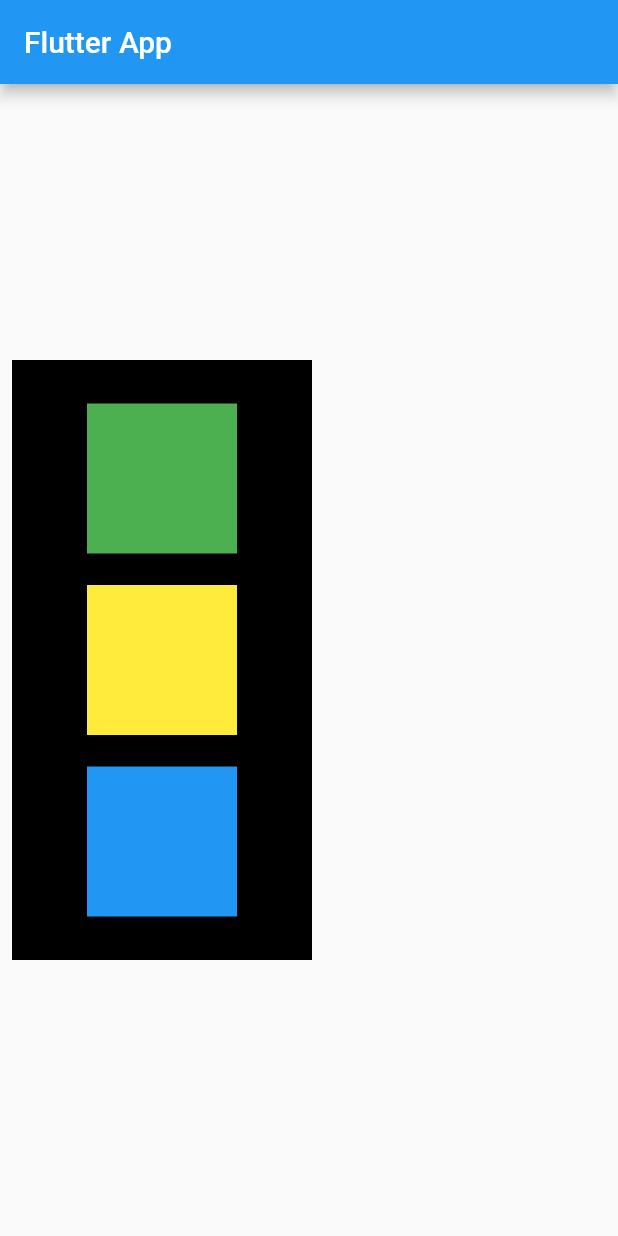
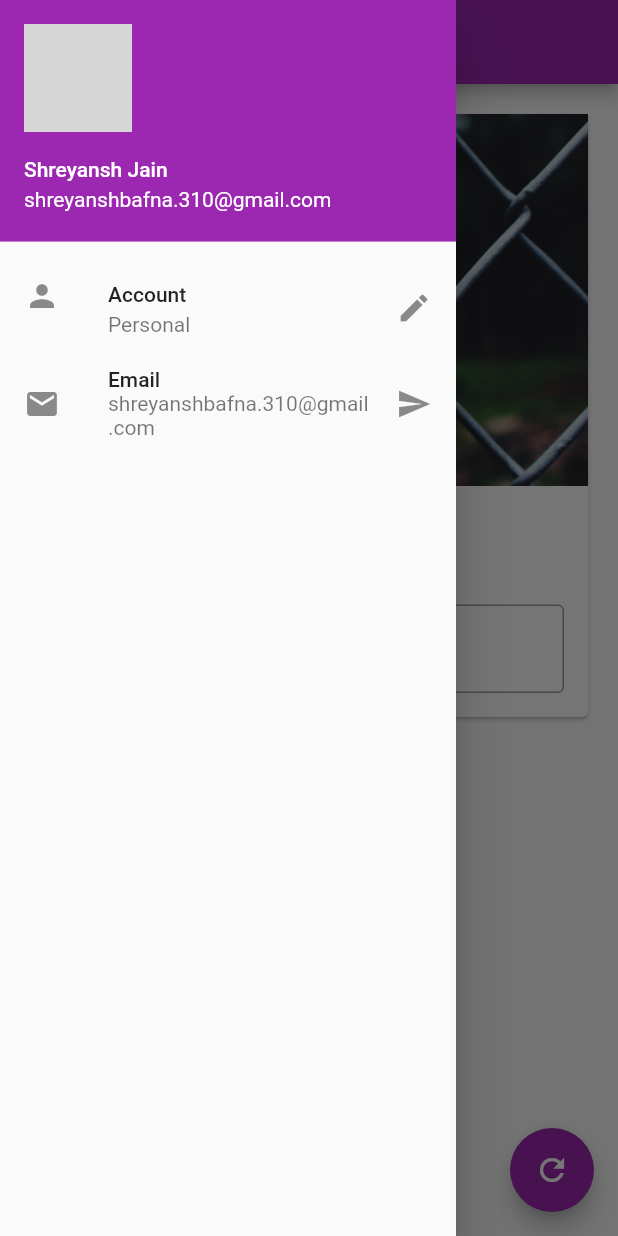
Before and after one commit to shreyansh-jain/awesomeapp, a Flutter app: the screen it shows after launch, with the side drawer open (before the commit the screen has no drawer), on a phone screen of 412 x 824 dp. Run offline on Flutter 3.47's test engine with Material 2 defaults, Android fonts, the phone set to English and light mode, and no system bars; network calls fail; grey boxes are pictures that could not be loaded.

Commit message:
chapter 3 completed 1

```diff
--- /dev/null
+++ b/lib/bg_image.dart
@@ -0,0 +1,8 @@
+import 'package:flutter/material.dart';
+
+class BgImage extends StatelessWidget {
+  @override
+  Widget build(BuildContext context) {
+    return Image.asset('assets/bg.jpg', fit: BoxFit.cover);
+  }
+}
--- /dev/null
+++ b/lib/change_name_card.dart
@@ -0,0 +1,34 @@
+import 'package:flutter/material.dart';
+import './bg_image.dart';
+
+class ChangeNameCard extends StatelessWidget {
+  const ChangeNameCard({
+    Key key,
+    @required this.myText,
+    @required TextEditingController nameController,
+  })  : _nameController = nameController,
+        super(key: key);
+
+  final String myText;
+  final TextEditingController _nameController;
+
+  @override
+  Widget build(BuildContext context) {
+    return Column(children: [
+      BgImage(),
+      SizedBox(height: 20),
+      Text(myText, style: TextStyle(fontSize: 20, fontWeight: FontWeight.bold)),
+      SizedBox(height: 20),
+      Padding(
+          padding: const EdgeInsets.all(16.0),
+          child: TextField(
+              controller: _nameController,
+              keyboardType: TextInputType.text,
+              obscureText: false,
+              decoration: InputDecoration(
+                  hintText: "Enter Something here",
+                  labelText: "Name",
+                  border: OutlineInputBorder())))
+    ]);
+  }
+}
--- /dev/null
+++ b/lib/drawer.dart
@@ -0,0 +1,41 @@
+import 'package:flutter/material.dart';
+
+
+class MyDrawer extends StatelessWidget {
+  @override
+  Widget build(BuildContext context) {
+    return Drawer(
+      child: ListView(
+        padding: EdgeInsets.zero,
+        children: [
+          // DrawerHeader(
+          //   child: Text(
+          //     'Hi, I am drawer.',
+          //     style: TextStyle(color: Colors.white),
+          //   ),
+          //   decoration: BoxDecoration(color: Colors.purple),
+          // ),
+          UserAccountsDrawerHeader(
+              accountName: Text('Shreyansh Jain'),
+              accountEmail: Text("shreyanshbafna.310@gmail.com"),
+              currentAccountPicture: CircleAvatar(
+                backgroundImage: NetworkImage(
+                    'https://images.unsplash.com/photo-1567784177951-6fa58317e16b?ixlib=rb-1.2.1&ixid=MXwxMjA3fDB8MHxwaG90by1wYWdlfHx8fGVufDB8fHw%3D&auto=format&fit=crop&w=334&q=80'),
+              )),
+          ListTile(
+            leading: Icon(Icons.person),
+            title: Text("Account"),
+            subtitle: Text("Personal"),
+            trailing: Icon(Icons.edit),
+          ),
+          ListTile(
+            leading: Icon(Icons.email),
+            title: Text("Email"),
+            subtitle: Text("shreyanshbafna.310@gmail.com"),
+            trailing: Icon(Icons.send),
+          )
+        ],
+      ),
+    );
+  }
+}
--- a/lib/main.dart
+++ b/lib/main.dart
@@ -1,56 +1,9 @@
 import 'package:flutter/material.dart';
+import 'package:awesomeapp/pages/homepage.dart';
 
 void main() {
-  runApp(MaterialApp(title: 'Awesome App', home: HomePage()));
+  runApp(MaterialApp(
+      title: 'Awesome App',
+      home: HomePage(),
+      theme: ThemeData(primarySwatch: Colors.purple)));
 }
-
-class HomePage extends StatelessWidget {
-  @override
-  Widget build(BuildContext context) {
-    return Scaffold(
-        appBar: AppBar(title: Text('Flutter App')),
-        body: Padding(
-          padding: const EdgeInsets.all(8.0),
-          child: Align(
-            alignment: Alignment.centerLeft,
-            child: Container(
-              width: 200,
-              color: Colors.black,
-              height: 400,
-              child: Padding(
-                padding: const EdgeInsets.all(8.0),
-                child: Column(
-                    mainAxisAlignment: MainAxisAlignment.spaceEvenly,
-                    crossAxisAlignment: CrossAxisAlignment.center,
-                    children: [
-                      // Container(
-                      //   padding: const EdgeInsets.all(8),
-                      //   width: 100,
-                      //   height: 100,
-                      //   color: Colors.red,
-                      // ),
-                      Container(
-                        padding: const EdgeInsets.all(8),
-                        width: 100,
-                        height: 100,
-                        color: Colors.green,
-                      ),
-                      Container(
-                        padding: const EdgeInsets.all(8),
-                        width: 100,
-                        height: 100,
-                        color: Colors.yellow,
-                      ),
-                      Container(
-                        padding: const EdgeInsets.all(8),
-                        width: 100,
-                        height: 100,
-                        color: Colors.blue,
-                      )
-                    ]),
-              ),
-            ),
-          ),
-        ));
-  }
-}
--- /dev/null
+++ b/lib/pages/homepage.dart
@@ -0,0 +1,43 @@
+import 'package:flutter/material.dart';
+import 'package:awesomeapp/change_name_card.dart';
+import 'package:awesomeapp/drawer.dart';
+
+class HomePage extends StatefulWidget {
+  @override
+  _HomePageState createState() => _HomePageState();
+}
+
+class _HomePageState extends State<HomePage> {
+  TextEditingController _nameController = TextEditingController();
+  var myText = "change me";
+
+  @override
+  void initState() {
+    // TODO: implement initState
+    super.initState();
+  }
+
+  @override
+  Widget build(BuildContext context) {
+    return Scaffold(
+      appBar: AppBar(title: Text('Flutter App')),
+      body: Padding(
+        padding: const EdgeInsets.all(16.0),
+        child: SingleChildScrollView(
+          child: Card(
+              child: ChangeNameCard(
+                  myText: myText, nameController: _nameController)),
+        ),
+      ),
+      drawer: MyDrawer(),
+      floatingActionButtonLocation: FloatingActionButtonLocation.endFloat,
+      floatingActionButton: FloatingActionButton(
+          onPressed: () {
+            myText = _nameController.text;
+            setState(() {});
+          },
+          child: Icon(Icons.refresh),
+          mini: false),
+    );
+  }
+}
--- a/pubspec.yaml
+++ b/pubspec.yaml
@@ -45,8 +45,8 @@ flutter:
   uses-material-design: true
 
   # To add assets to your application, add an assets section, like this:
-  # assets:
-  #   - images/a_dot_burr.jpeg
+  assets:
+    - assets/
   #   - images/a_dot_ham.jpeg
 
   # An image asset can refer to one or more resolution-specific "variants", see
```
Also changed, not shown: assets/bg.jpg (added).
